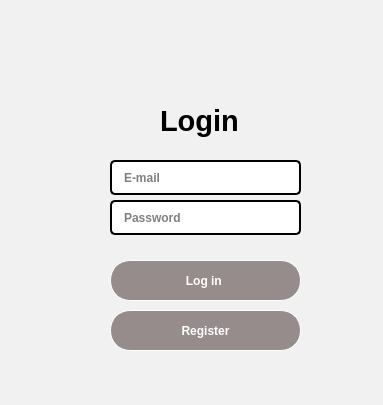
Old version of the form Ui/login.ui in the repository devlovato/Projeto-PyQt5---CRUD-.
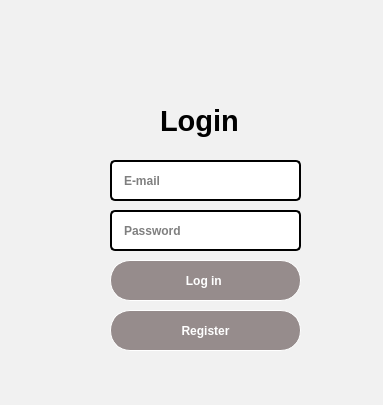
New version of the form. Icons and pictures are not drawn.

The edit to the form file:
```diff
--- a/Ui/login.ui
+++ b/Ui/login.ui
@@ -28,7 +28,7 @@
      <x>110</x>
      <y>160</y>
      <width>191</width>
-     <height>35</height>
+     <height>41</height>
     </rect>
    </property>
    <property name="styleSheet">
@@ -54,9 +54,9 @@
    <property name="geometry">
     <rect>
      <x>110</x>
-     <y>200</y>
+     <y>210</y>
      <width>191</width>
-     <height>35</height>
+     <height>41</height>
     </rect>
    </property>
    <property name="styleSheet">
```
Left out of the diff: 2 changed lines with no effect on the pictures.
